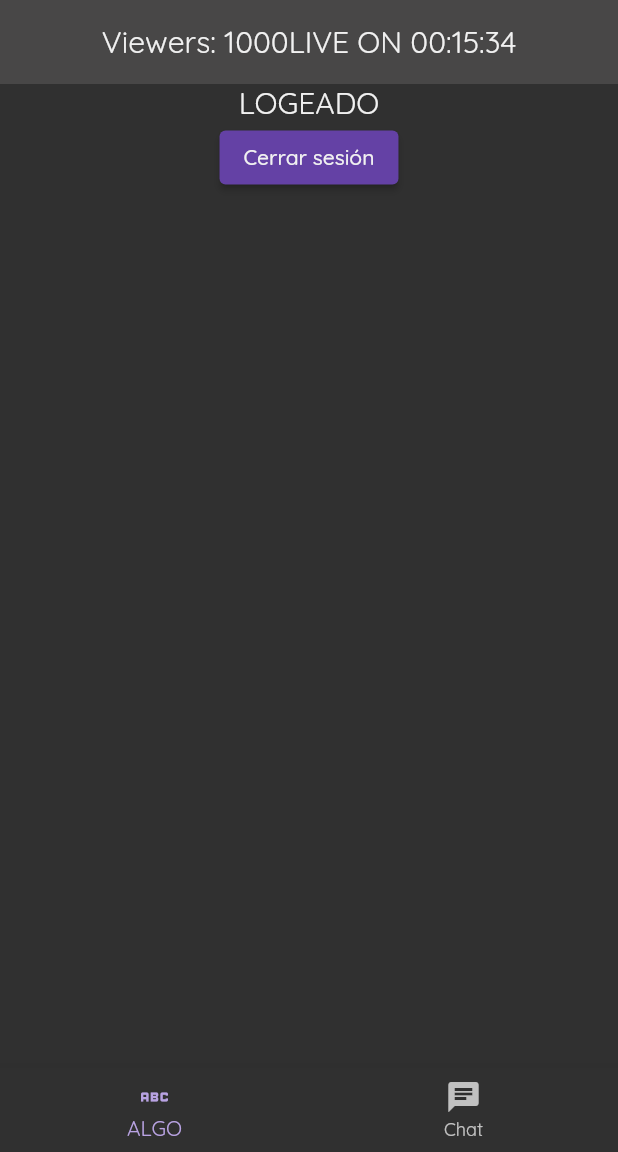
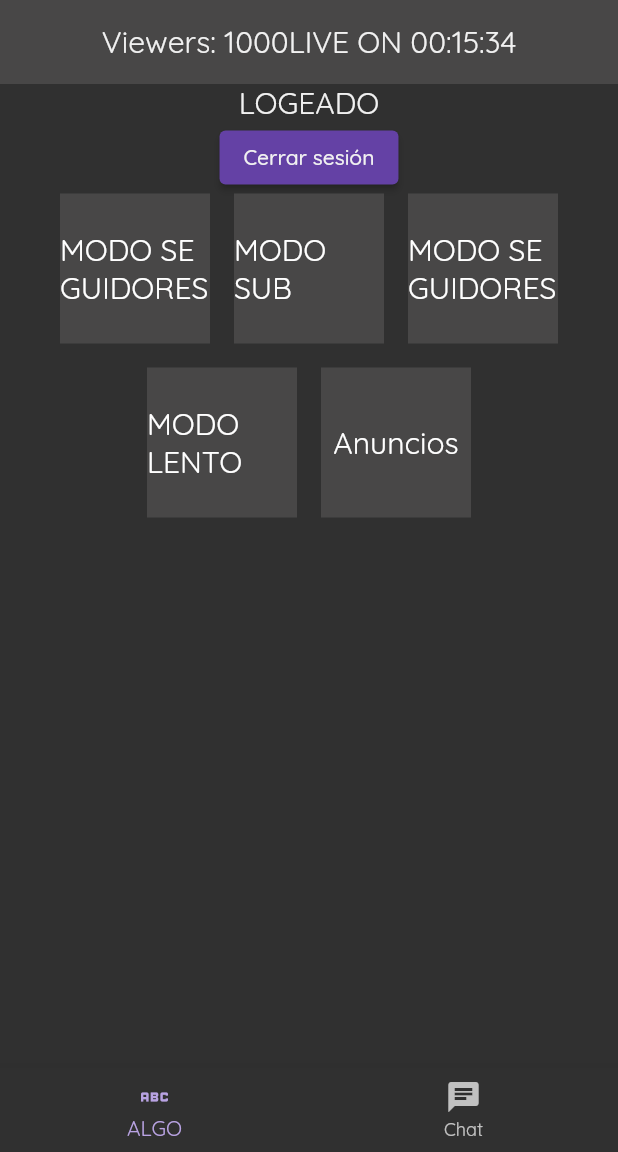
Before and after one commit to RubenPardo/streamate_flutter_app, a Flutter app: the HomeScreen screen opened directly, on a phone screen of 412 x 824 dp, the part 84-1236 px from its top. Run offline on Flutter 3.47's test engine with Material 2 defaults, Android fonts, the phone set to English and light mode, and no system bars; our stand-ins replace dio, either_dart, flutter_bloc, get_it, rxdart, shared_preferences and 1 more; accounts and stored records are empty; network calls fail; statements that could not run were skipped.

Commit message:
Actualizar chatsetting widget al recibir un roomstate

```diff
--- a/lib/data/model/chat_setting.dart
+++ b/lib/data/model/chat_setting.dart
@@ -20,18 +20,18 @@ class ListChatSettings{
 
     // mapeamos el map a una lista de [ChatSetting]
      for(MapEntry entry in data.entries){
-      String value = entry.value != null ? entry.value.toString() : "-1";
+
       if(entry.key == "slow_mode_wait_time"){
-        result.add(ChatSetting(ChatSettingType.slow, value));
+        result.add(ChatSetting(ChatSettingType.slow, entry.value != null ? entry.value.toString() : "-1"));
         continue;
       }else if(entry.key =="follower_mode_duration"){
-        result.add(ChatSetting(ChatSettingType.followersOnly, value));
+        result.add(ChatSetting(ChatSettingType.followersOnly, entry.value != null ? entry.value.toString() : "-1"));
         continue;
       }else if(entry.key =="emote_mode"){
-        result.add(ChatSetting(ChatSettingType.emoteOnly,value));
+        result.add(ChatSetting(ChatSettingType.emoteOnly, entry.value  == false ? "0": "1"));
         continue;
       }else if(entry.key =="subscriber_mode"){
-        result.add(ChatSetting(ChatSettingType.subMode, value));
+        result.add(ChatSetting(ChatSettingType.subMode, entry.value  == false ? "0": "1"));
         continue;
       }
 
--- a/lib/presentation/bloc/chat_bloc.dart
+++ b/lib/presentation/bloc/chat_bloc.dart
@@ -44,6 +44,7 @@ class ChatBloc extends Bloc<ChatEvent, ChatState> {
 
     // atributos de los ajustes del chat -----------------------------------------
     final StreamController<ListChatSettings> _chatSettingsStreamController = BehaviorSubject<ListChatSettings>();
+    late ListChatSettings _listChatSettings;
     Stream<ListChatSettings> get chatSettingsStrem {
       return _chatSettingsStreamController.stream;
     }
@@ -72,6 +73,7 @@ class ChatBloc extends Bloc<ChatEvent, ChatState> {
               },
               (chatSettings){
                 // guardar los chat settings
+                _listChatSettings = chatSettings;
                 _chatSettingsStreamController.add(chatSettings);
 
               });
@@ -121,10 +123,16 @@ class ChatBloc extends Bloc<ChatEvent, ChatState> {
   void _handleIRCData(IRCMessage mensaje)async {
     if(mensaje is PrivateMessage){
       _chatWidgets.add(TwitchChatPrivateMessage(privateMessage: mensaje));
+      _widgetChatStreamController.add(_chatWidgets);
 
+    }else if(mensaje is RoomStateMessage){
+      // borramos el chat setting igual que el que llega y añadimos el nuevo
+       _listChatSettings.values.removeWhere((element) => element.chatSettingType == mensaje.chatSetting.chatSettingType);
+       _listChatSettings.values.add(mensaje.chatSetting);
+       // lo pasamos al stream
+       _chatSettingsStreamController.add(_listChatSettings);
     }
 
-    _widgetChatStreamController.add(_chatWidgets);
   }
 
 }
--- a/lib/presentation/screens/control_screen.dart
+++ b/lib/presentation/screens/control_screen.dart
@@ -14,6 +14,7 @@ import 'package:streamate_flutter_app/domain/usecases/get_chat_settings_use_case
 import 'package:streamate_flutter_app/presentation/bloc/auth_bloc.dart';
 import 'package:streamate_flutter_app/presentation/bloc/auth_event.dart';
 import 'package:streamate_flutter_app/presentation/bloc/chat_bloc.dart';
+import 'package:streamate_flutter_app/shared/widgets/chat_settings_widget.dart';
 
 class ControlScreen extends StatefulWidget {
 
@@ -44,26 +45,10 @@ class _ControlScreenState extends State<ControlScreen> {
                       // TODO devolver los botones deshabilitados
                       return const Center(child: Text("ERROR"),);
                   }
-                  // TODO cambiar aqui a un widget que tenga todos los botones y
-                  // que reciba el array, si esta vacio estará todo desahibilitado
-                  if (!snapshot.hasData){
-                      //TODO devolver los botones deshabilitados
-                      return const Center();
 
-                  }
-
-                  ListChatSettings listChatSettings = snapshot.data!;
-                  return Column(
-                    children: listChatSettings.values.map(
-                      (e) => Row(
-                        children: [
-                          Text(e.chatSettingType.name),
-                          const SizedBox(width: 8,),
-                          Text(e.value)
-                        ]
-                      )
-                    ).toList(),
-                  );
+                  return ChattSettingsWidget(
+                    isPartner: widget.user.broadcasterType == "partner",
+                    listChatSettings: snapshot.data ?? ListChatSettings([]));
                 }
               )
             ],
--- /dev/null
+++ b/lib/shared/widgets/chat_settings_widget.dart
@@ -0,0 +1,103 @@
+import 'package:flutter/material.dart';
+import 'package:streamate_flutter_app/data/model/chat_setting.dart';
+import 'package:streamate_flutter_app/shared/colors.dart';
+
+class ChattSettingsWidget extends StatefulWidget {
+
+  final ListChatSettings listChatSettings;
+  final bool isPartner; // si es partner se activa el modo subs
+
+  const ChattSettingsWidget({super.key, required this.listChatSettings, required this.isPartner});
+
+  @override
+  State<ChattSettingsWidget> createState() => _ChattSettingsWidgetState();
+}
+
+class _ChattSettingsWidgetState extends State<ChattSettingsWidget> {
+  @override
+  Widget build(BuildContext context) {
+
+    print("SETTIGS ${widget.listChatSettings}");
+
+    ChatSetting chatEmoteOnly =widget.listChatSettings.values.firstWhere((element) => element.chatSettingType == ChatSettingType.emoteOnly,orElse: () => ChatSetting(ChatSettingType.none,""));
+    ChatSetting chatSubMode =widget.listChatSettings.values.firstWhere((element) => element.chatSettingType == ChatSettingType.subMode,orElse: () => ChatSetting(ChatSettingType.none,""));
+    ChatSetting chatFollow =widget.listChatSettings.values.firstWhere((element) => element.chatSettingType == ChatSettingType.followersOnly,orElse: () => ChatSetting(ChatSettingType.none,""));
+    ChatSetting chatSlow =widget.listChatSettings.values.firstWhere((element) => element.chatSettingType == ChatSettingType.slow,orElse: () => ChatSetting(ChatSettingType.none,""));
+
+    return Center(
+      child: Wrap(
+        spacing: 16, //vertical spacing
+        runSpacing: 16, //horizontal spacing
+        alignment: WrapAlignment.center,
+        crossAxisAlignment: WrapCrossAlignment.center,
+        children: [
+          //modo emotes
+          _buildChatSetting(
+            disable: chatEmoteOnly.chatSettingType == ChatSettingType.none,
+            color: chatEmoteOnly.value != "0" ? MyColors.primaryColor : Colors.white,
+            textColor: chatEmoteOnly.value == "0" ? MyColors.primaryColor : Colors.white,
+            onTap: () {},
+            text: "MODO SEGUIDORES",
+          ),
+          //modo sub
+           _buildChatSetting(
+            disable: (chatSubMode.chatSettingType == ChatSettingType.none || !widget.isPartner),
+            color: chatSubMode.value != "0" ? MyColors.primaryColor : Colors.white,
+            textColor: chatSubMode.value == "0" ? MyColors.primaryColor : Colors.white,
+            onTap: () {},
+            text: "MODO SUB",
+          ),
+          //modo seguidor
+         _buildChatSetting(
+            disable: chatFollow.chatSettingType == ChatSettingType.none,
+            color: chatFollow.value != "-1" ? MyColors.primaryColor : Colors.white,
+            textColor: chatFollow.value == "-1" ? MyColors.primaryColor : Colors.white,
+            onTap: () {},
+            text: "MODO SEGUIDORES",
+          ),
+          // modo slow
+          _buildChatSetting(
+            disable: chatSlow.chatSettingType == ChatSettingType.none,
+            color: chatSlow.value != "-1" ? MyColors.primaryColor : Colors.white,
+            textColor: chatSlow.value == "-1" ? MyColors.primaryColor : Colors.white,
+            onTap: () {},
+            text: "MODO LENTO",
+          ),
+
+          //adds
+          _buildChatSetting(
+            disable: !widget.isPartner,
+            color: chatSubMode.value != "0" ? MyColors.primaryColor : Colors.white,
+            textColor: chatSubMode.value == "0" ? MyColors.primaryColor : Colors.white,
+            onTap: () {},
+            text: "Anuncios",
+          ),
+
+
+        ],
+
+      ),
+    );
+  }
+
+
+
+
+
+
+  Widget _buildChatSetting(
+  {required Color color, required Null Function() onTap, required String text, required Color textColor, required bool disable}) {
+    return Container(
+      color: disable ? MyColors.backgroundColorSecondary : color,
+      constraints: const BoxConstraints(maxHeight: 100, maxWidth: 100),
+      child: InkWell(
+        onTap: onTap,
+        child: Center(child:  Text(text, style: TextStyle(color: disable ? Colors.white : textColor),),)
+      ),
+    );
+
+  }
+
+
+
+}
```
